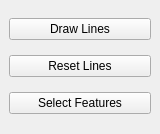
Qt form selectLines.ui (Shai2u/select_lines_by_drawing) before a commit.
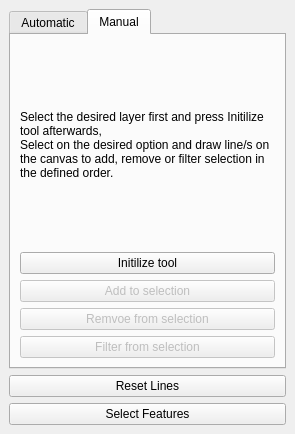
The same form after that commit.

Commit message: Add Manual or advance UI

What changed in the file:
```diff
--- a/selectLines.ui
+++ b/selectLines.ui
@@ -6,8 +6,8 @@
    <rect>
     <x>0</x>
     <y>0</y>
-    <width>160</width>
-    <height>134</height>
+    <width>295</width>
+    <height>434</height>
    </rect>
   </property>
   <property name="windowTitle">
@@ -16,32 +16,133 @@
   <widget class="QWidget" name="dockWidgetContents">
    <layout class="QGridLayout" name="gridLayout">
     <item row="1" column="0">
-     <widget class="QPushButton" name="pushButton_draw_lines">
-      <property name="sizePolicy">
-       <sizepolicy hsizetype="Expanding" vsizetype="Fixed">
-        <horstretch>0</horstretch>
-        <verstretch>0</verstretch>
-       </sizepolicy>
-      </property>
-      <property name="text">
-       <string>Draw Lines</string>
-      </property>
-     </widget>
-    </item>
-    <item row="2" column="0">
      <widget class="QPushButton" name="pushButton_reset_lines">
       <property name="text">
        <string>Reset Lines</string>
       </property>
      </widget>
     </item>
-    <item row="3" column="0">
+    <item row="2" column="0">
      <widget class="QPushButton" name="pushButton_select_features">
       <property name="text">
        <string>Select Features</string>
       </property>
      </widget>
     </item>
+    <item row="0" column="0">
+     <widget class="QTabWidget" name="tabs">
+      <property name="currentIndex">
+       <number>1</number>
+      </property>
+      <widget class="QWidget" name="tab">
+       <attribute name="title">
+        <string>Automatic</string>
+       </attribute>
+       <layout class="QVBoxLayout" name="verticalLayout">
+        <item>
+         <widget class="QLabel" name="label_2">
+          <property name="text">
+           <string>Draw lines on the canvas: The first line defines the inital selection and the following lines set the filter at the defiend order.</string>
+          </property>
+          <property name="wordWrap">
+           <bool>true</bool>
+          </property>
+         </widget>
+        </item>
+        <item>
+         <widget class="QPushButton" name="pushButton_draw_lines">
+          <property name="sizePolicy">
+           <sizepolicy hsizetype="Expanding" vsizetype="Fixed">
+            <horstretch>0</horstretch>
+            <verstretch>0</verstretch>
+           </sizepolicy>
+          </property>
+          <property name="text">
+           <string>Draw Lines</string>
+          </property>
+         </widget>
+        </item>
+       </layout>
+      </widget>
+      <widget class="QWidget" name="tab_2">
+       <attribute name="title">
+        <string>Manual</string>
+       </attribute>
+       <layout class="QHBoxLayout" name="horizontalLayout">
+        <item>
+         <layout class="QGridLayout" name="gridLayout_2">
+          <item row="0" column="0">
+           <widget class="QLabel" name="label">
+            <property name="text">
+             <string>Select the desired layer first and press Initilize tool afterwards,
+Select on the desired option and draw line/s on the canvas to add, remove or filter selection in the defined order.</string>
+            </property>
+            <property name="wordWrap">
+             <bool>true</bool>
+            </property>
+           </widget>
+          </item>
+          <item row="2" column="0">
+           <widget class="QPushButton" name="pushButton_add_lines">
+            <property name="enabled">
+             <bool>false</bool>
+            </property>
+            <property name="sizePolicy">
+             <sizepolicy hsizetype="Expanding" vsizetype="Fixed">
+              <horstretch>0</horstretch>
+              <verstretch>0</verstretch>
+             </sizepolicy>
+            </property>
+            <property name="text">
+             <string>Add to selection</string>
+            </property>
+           </widget>
+          </item>
+          <item row="4" column="0">
+           <widget class="QPushButton" name="pushButton_filter_lines">
+            <property name="enabled">
+             <bool>false</bool>
+            </property>
+            <property name="sizePolicy">
+             <sizepolicy hsizetype="Expanding" vsizetype="Fixed">
+              <horstretch>0</horstretch>
+              <verstretch>0</verstretch>
+             </sizepolicy>
+            </property>
+            <property name="text">
+             <string>Filter from selection</string>
+            </property>
+           </widget>
+          </item>
+          <item row="3" column="0">
+           <widget class="QPushButton" name="pushButton_remove_lines">
+            <property name="enabled">
+             <bool>false</bool>
+            </property>
+            <property name="sizePolicy">
+             <sizepolicy hsizetype="Expanding" vsizetype="Fixed">
+              <horstretch>0</horstretch>
+              <verstretch>0</verstretch>
+             </sizepolicy>
+            </property>
+            <property name="text">
+             <string>Remvoe from selection</string>
+            </property>
+           </widget>
+          </item>
+          <item row="1" column="0">
+           <widget class="QPushButton" name="pushButton_init">
+            <property name="text">
+             <string>Initilize tool</string>
+            </property>
+           </widget>
+          </item>
+         </layout>
+        </item>
+       </layout>
+      </widget>
+     </widget>
+    </item>
    </layout>
   </widget>
  </widget>
```
The commit also changes 1 other file.
